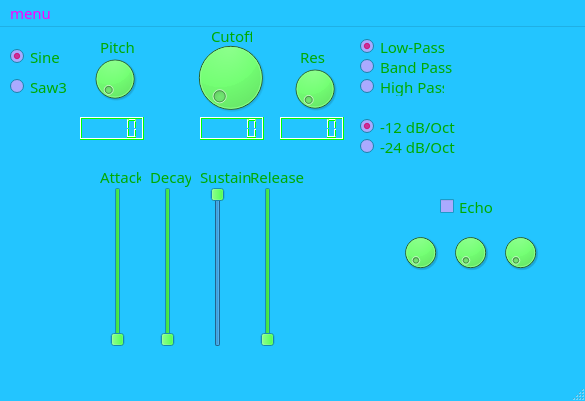
The window that mainwindow.ui (FlorentE96/Projet-additive-synth) describes before a commit, drawn with Qt 5.
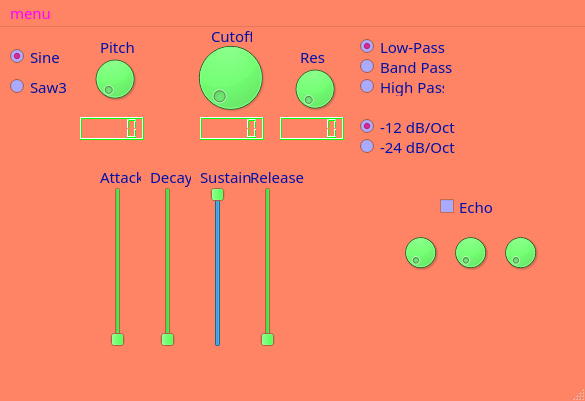
The same window after the commit.

Commit message: Changed color, corrected syntax

```diff
--- a/mainwindow.ui
+++ b/mainwindow.ui
@@ -17,8 +17,8 @@
       <brush brushstyle="SolidPattern">
        <color alpha="255">
         <red>0</red>
-        <green>170</green>
-        <blue>0</blue>
+        <green>17</green>
+        <blue>170</blue>
        </color>
       </brush>
      </colorrole>
@@ -70,9 +70,9 @@
      <colorrole role="Window">
       <brush brushstyle="SolidPattern">
        <color alpha="255">
-        <red>35</red>
-        <green>197</green>
-        <blue>255</blue>
+        <red>255</red>
+        <green>132</green>
+        <blue>101</blue>
        </color>
       </brush>
      </colorrole>
@@ -118,8 +118,8 @@
       <brush brushstyle="SolidPattern">
        <color alpha="255">
         <red>0</red>
-        <green>170</green>
-        <blue>0</blue>
+        <green>17</green>
+        <blue>170</blue>
        </color>
       </brush>
      </colorrole>
@@ -171,9 +171,9 @@
      <colorrole role="Window">
       <brush brushstyle="SolidPattern">
        <color alpha="255">
-        <red>35</red>
-        <green>197</green>
-        <blue>255</blue>
+        <red>255</red>
+        <green>132</green>
+        <blue>101</blue>
        </color>
       </brush>
      </colorrole>
@@ -263,18 +263,18 @@
      <colorrole role="Base">
       <brush brushstyle="SolidPattern">
        <color alpha="255">
-        <red>35</red>
-        <green>197</green>
-        <blue>255</blue>
+        <red>255</red>
+        <green>132</green>
+        <blue>101</blue>
        </color>
       </brush>
      </colorrole>
      <colorrole role="Window">
       <brush brushstyle="SolidPattern">
        <color alpha="255">
-        <red>35</red>
-        <green>197</green>
-        <blue>255</blue>
+        <red>255</red>
+        <green>132</green>
+        <blue>101</blue>
        </color>
       </brush>
      </colorrole>
```
Left out of the diff: 2 changed lines with no effect on the pictures. The commit also changes 2 other files.
